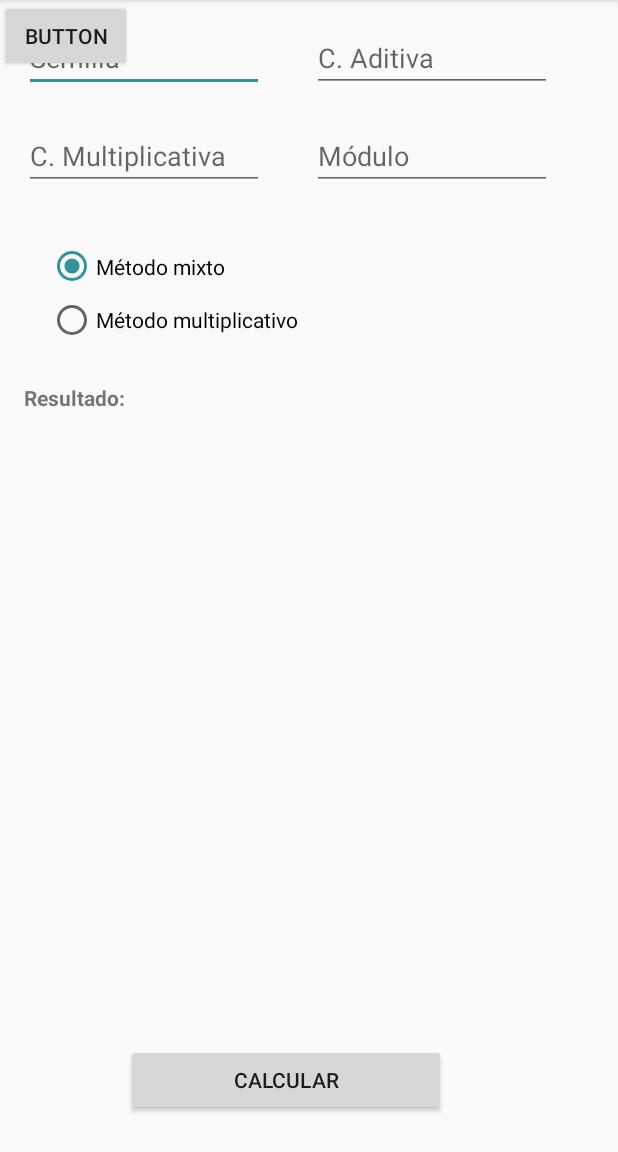
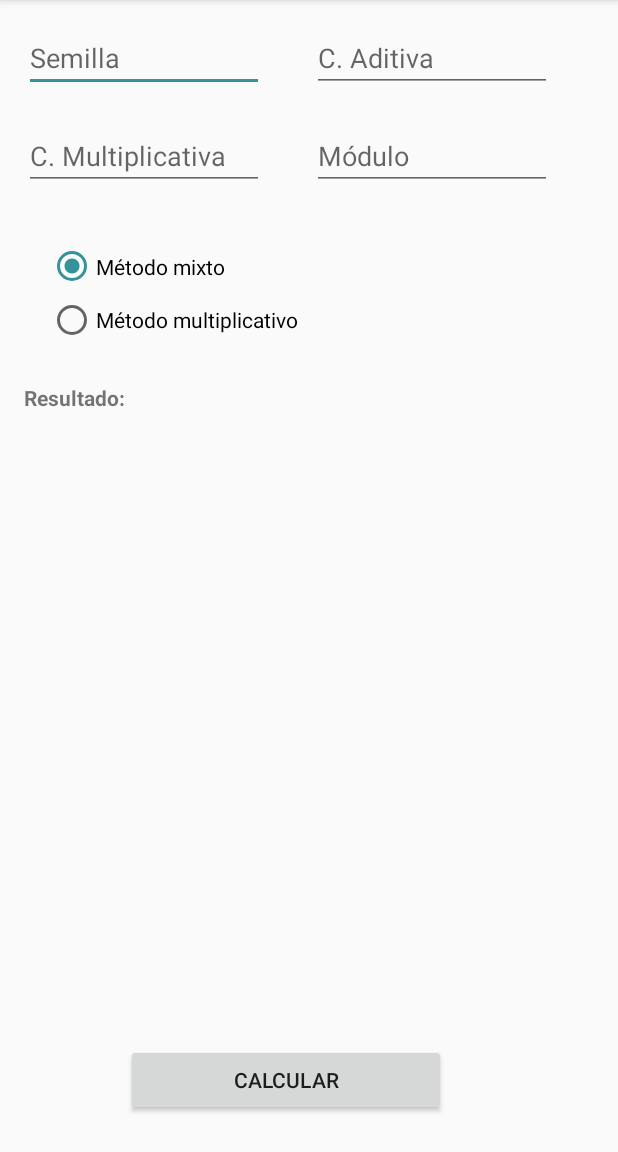
Before and after one commit to danie1estrada/app-simulacion, an Android app: the screen it shows after launch (MainActivity), on a phone screen of 412 x 824 dp, the part 84-1236 px from its top. Run offline under Robolectric (Android 15) with nearby library versions, the phone set to English and light mode, and no system bars.

```diff
--- a/app/src/main/res/layout/activity_main.xml
+++ b/app/src/main/res/layout/activity_main.xml
@@ -116,12 +116,4 @@
         app:layout_constraintBottom_toBottomOf="parent"
         app:layout_constraintStart_toStartOf="parent" />
 
-    <Button
-        android:id="@+id/button"
-        android:layout_width="wrap_content"
-        android:layout_height="wrap_content"
-        android:text="Button"
-        tools:layout_editor_absoluteX="148dp"
-        tools:layout_editor_absoluteY="329dp" />
-
 </android.support.constraint.ConstraintLayout>
```
